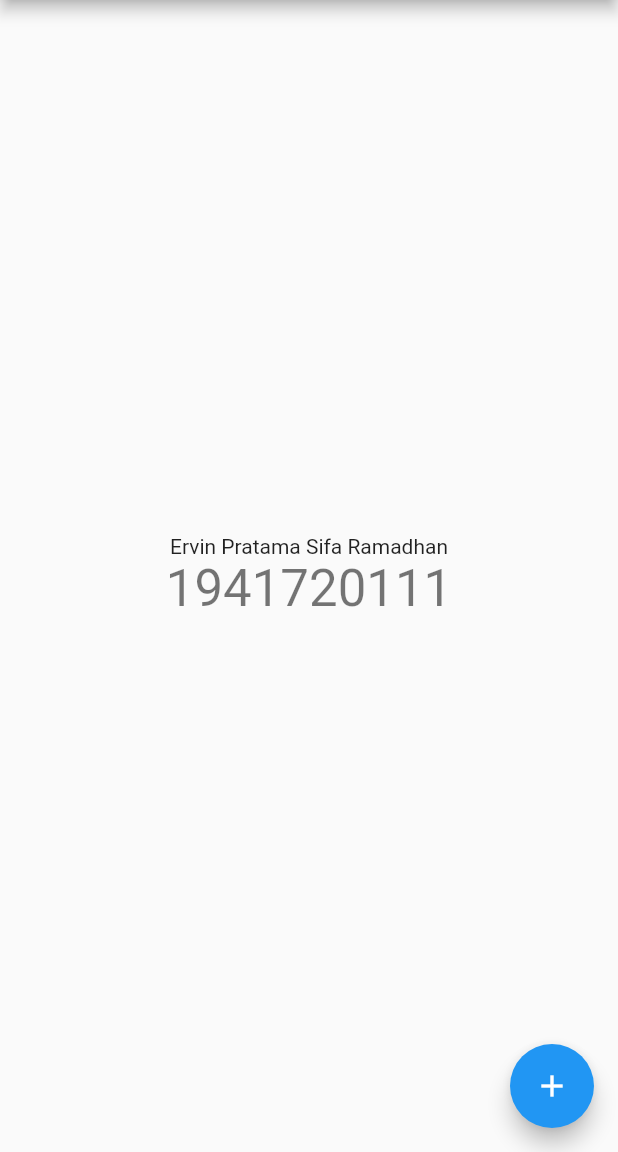
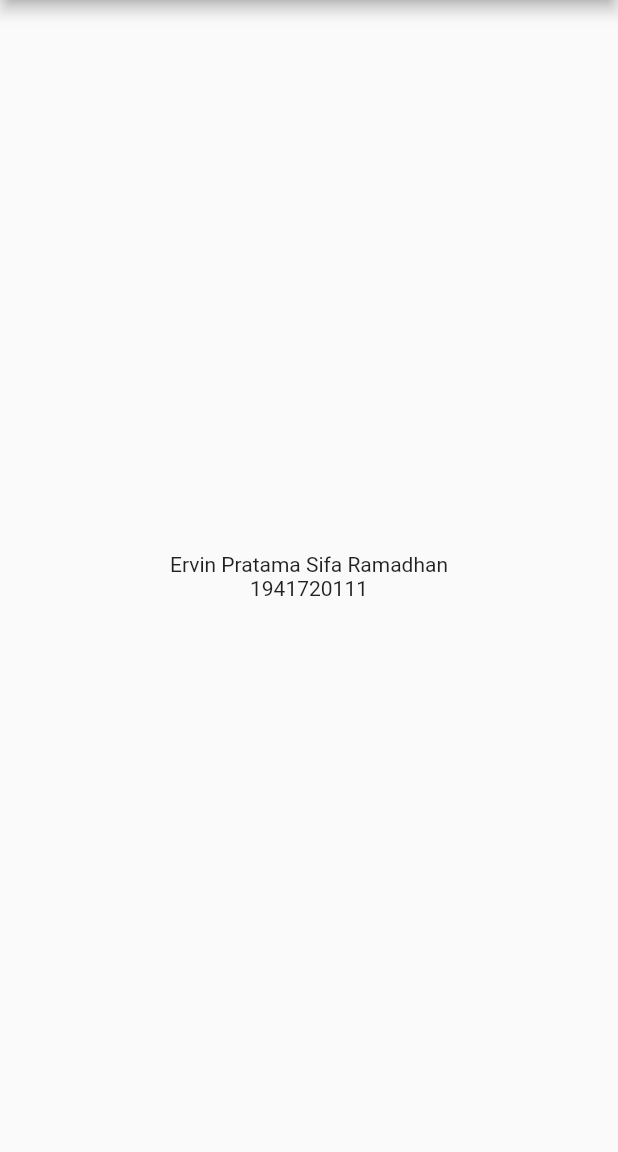
Before and after one commit to ervinpratama/polinema_mobile_flutter_hello, a Flutter app: the screen it shows after launch, on a phone screen of 412 x 824 dp, the part 84-1236 px from its top. Run offline on Flutter 3.47's test engine with Material 2 defaults, Android fonts, the phone set to English and light mode, and no system bars.

Commit message:
hello_world

```diff
--- a/lib/main.dart
+++ b/lib/main.dart
@@ -99,17 +99,11 @@ class _MyHomePageState extends State<MyHomePage> {
               'Ervin Pratama Sifa Ramadhan',
             ),
             Text(
-              '$_counter',
-              style: Theme.of(context).textTheme.headline4,
+              '1941720111',
             ),
           ],
         ),
-      ),
-      floatingActionButton: FloatingActionButton(
-        onPressed: _incrementCounter,
-        tooltip: 'Increment',
-        child: const Icon(Icons.add),
-      ), // This trailing comma makes auto-formatting nicer for build methods.
+      ),// This trailing comma makes auto-formatting nicer for build methods.
     );
   }
 }
```
